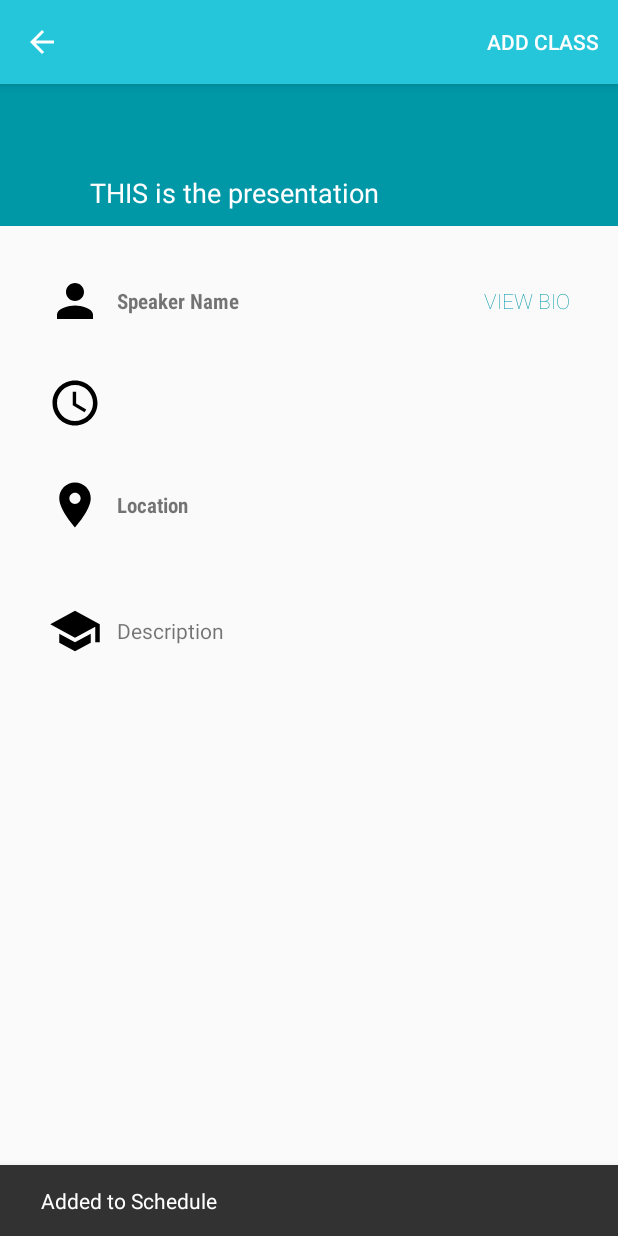
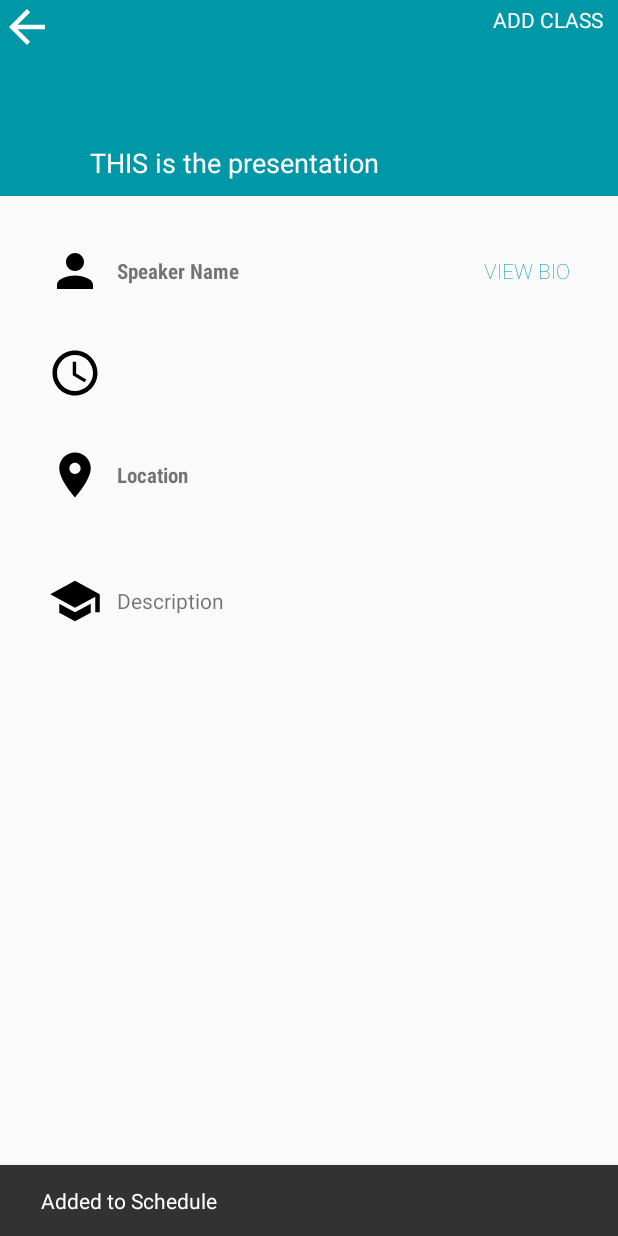
Before and after one commit to rphovley/storymakerevents, an Android app: the PresentationActivity screen opened directly, with no data from a screen before it, after a tap on "ADD CLASS", on a phone screen of 412 x 824 dp. Run offline under Robolectric (Android 15) with nearby library versions, the phone set to English and light mode, and no system bars; network calls fail; 17 statements that could not run were skipped.

Commit message:
Changed ActionBar in PresentationActivity to be removed and insert psuedo items in place

```diff
--- a/app/src/main/java/innatemobile/storymakerevents/Activities/PresentationActivity.java
+++ b/app/src/main/java/innatemobile/storymakerevents/Activities/PresentationActivity.java
@@ -9,6 +9,7 @@ import android.support.v7.widget.Toolbar;
 import android.view.Menu;
 import android.view.MenuItem;
 import android.view.View;
+import android.widget.ImageView;
 import android.widget.TextView;
 
 import java.util.List;
@@ -23,26 +24,26 @@ import innatemobile.storymakerevents.R;
 import innatemobile.storymakerevents.Utils.DatabaseHandler;
 
 public class PresentationActivity extends AppCompatActivity {
-    String start;
-    String end;
-    String day;
+    String sStart;
+    String sEnd;
+    String sDay;
     int breakoutID;
     Presentations pres;
     List<Schedules> sched;
-
-    TextView txtPresentationName, txtPresentationDescription, txtLocation, txtTime, txtSpeaker;
+    ImageView imgUpNav;
+    TextView txtPresentationName, txtPresentationDescription, txtLocation, txtTime, txtSpeaker, txtAddClass;
     @Override
     protected void onCreate(Bundle savedInstanceState) {
         super.onCreate(savedInstanceState);
         setContentView(R.layout.activity_presentation);
-        Toolbar toolbar = (Toolbar) findViewById(R.id.toolbar);
+        /*Toolbar toolbar = (Toolbar) findViewById(R.id.toolbar);
         setSupportActionBar(toolbar);
         getSupportActionBar().setDisplayHomeAsUpEnabled(true);
-        getSupportActionBar().setTitle("");
+        getSupportActionBar().setTitle("");*/
         breakoutID = getIntent().getExtras().getInt(BreakoutAdapter.BREAKOUT_ID_TAG);
-        start = getIntent().getExtras().getString(BreakoutAdapter.BREAKOUT_START_TAG);
-        end = getIntent().getExtras().getString(BreakoutAdapter.BREAKOUT_END_TAG);
-        day = getIntent().getExtras().getString(BreakoutAdapter.BREAKOUT_DAY_TAG);
+        sStart = getIntent().getExtras().getString(BreakoutAdapter.BREAKOUT_START_TAG);
+        sEnd = getIntent().getExtras().getString(BreakoutAdapter.BREAKOUT_END_TAG);
+        sDay = getIntent().getExtras().getString(BreakoutAdapter.BREAKOUT_DAY_TAG);
         int pres_id = getIntent().getExtras().getInt(AddScheduleAdapter.PRESENTATION_ID);
         DatabaseHandler dh = new DatabaseHandler(getApplicationContext());
         pres = dh.getPresentation(pres_id);
@@ -60,7 +61,44 @@ public class PresentationActivity extends AppCompatActivity {
         txtLocation                = (TextView) findViewById(R.id.txtLocation);
         txtTime                    = (TextView) findViewById(R.id.txtTime);
         txtSpeaker                 = (TextView) findViewById(R.id.txtSpeakerName);
+        txtAddClass                = (TextView) findViewById(R.id.txtAddClass);
+        imgUpNav                   = (ImageView) findViewById(R.id.imgUpNav);
 
+        txtAddClass.setOnClickListener(new View.OnClickListener() {
+            @Override
+            public void onClick(View v) {
+                DatabaseHandler dh = new DatabaseHandler(getApplicationContext());
+                if(pres.isIntensive()==1) {
+                    List<Schedules> intensive = dh.getScheduleIntByPresentation(pres.getId(), sched.get(0).getSection_id());
+                    for(int j = 0; j< intensive.size(); j++){
+                        dh.addMySchedule(intensive.get(j));
+                    }
+                }else{
+                    dh.addMySchedule(sched.get(0));
+                }
+                dh.close();
+                String presName = "";
+                if(pres.getTitle().length()>15){
+                    presName = pres.getTitle().substring(0,15) + "...";
+                }else{
+                    presName = pres.getTitle();
+                }
+                dh.close();
+                Snackbar.make(txtPresentationName, presName + " Added to Schedule", Snackbar.LENGTH_LONG).show();
+            }
+        });
+        imgUpNav.setOnClickListener(new View.OnClickListener() {
+            @Override
+            public void onClick(View v) {
+                // do something useful
+                Intent i = new Intent(getApplication(), AddScheduleActivity.class);
+                i.putExtra(BreakoutAdapter.BREAKOUT_ID_TAG, breakoutID);
+                i.putExtra(BreakoutAdapter.BREAKOUT_START_TAG, sStart);
+                i.putExtra(BreakoutAdapter.BREAKOUT_END_TAG, sEnd);
+                i.putExtra(BreakoutAdapter.BREAKOUT_DAY_TAG, sDay);
+                startActivity(i);
+            }
+        });
         txtPresentationName.setText(pres.getTitle());
         txtPresentationDescription.setText(pres.getDescription());
         txtLocation.setText(sched.get(0).getLocation());
@@ -70,7 +108,7 @@ public class PresentationActivity extends AppCompatActivity {
         }
         dh.close();
     }
-    @Override
+    /*@Override
     public boolean onCreateOptionsMenu(Menu menu) {
         // Inflate the menu; this adds items to the action bar if it is present.
         getMenuInflater().inflate(R.menu.presentation_menu, menu);
@@ -110,6 +148,6 @@ public class PresentationActivity extends AppCompatActivity {
         }
 
         return(super.onOptionsItemSelected(item));
-    }
+    }*/
 
 }
--- /dev/null
+++ b/app/src/main/res/drawable/ic_arrow_back_24dp.xml
@@ -0,0 +1,9 @@
+<vector xmlns:android="http://schemas.android.com/apk/res/android"
+        android:width="36dp"
+        android:height="36dp"
+        android:viewportWidth="24.0"
+        android:viewportHeight="24.0">
+    <path
+        android:fillColor="#FFFFFFFF"
+        android:pathData="M20,11H7.83l5.59,-5.59L12,4l-8,8 8,8 1.41,-1.41L7.83,13H20v-2z"/>
+</vector>
--- a/app/src/main/res/layout/activity_presentation.xml
+++ b/app/src/main/res/layout/activity_presentation.xml
@@ -7,20 +7,6 @@
     android:fitsSystemWindows="true"
     tools:context="innatemobile.storymakerevents.Activities.PresentationActivity">
 
-    <android.support.design.widget.AppBarLayout
-        android:layout_width="match_parent"
-        android:layout_height="wrap_content"
-        android:theme="@style/AppTheme.AppBarOverlay">
-
-        <android.support.v7.widget.Toolbar
-            android:id="@+id/toolbar"
-            android:layout_width="match_parent"
-            android:layout_height="?attr/actionBarSize"
-            android:background="?attr/colorPrimary"
-            app:popupTheme="@style/AppTheme.PopupOverlay" />
-
-    </android.support.design.widget.AppBarLayout>
-
     <include layout="@layout/content_presentation" />
 
 </android.support.design.widget.CoordinatorLayout>
--- a/app/src/main/res/layout/content_presentation.xml
+++ b/app/src/main/res/layout/content_presentation.xml
@@ -1,5 +1,4 @@
 <?xml version="1.0" encoding="utf-8"?>
-
 <ScrollView xmlns:android="http://schemas.android.com/apk/res/android"
     xmlns:app="http://schemas.android.com/apk/res-auto"
     xmlns:tools="http://schemas.android.com/tools"
@@ -13,7 +12,36 @@
     <LinearLayout
         android:layout_width="match_parent"
         android:layout_height="match_parent"
+
         android:orientation="vertical">
+        <!--BACK BUTTON AND ADD PRESENTATION-->
+        <RelativeLayout
+            android:layout_width="match_parent"
+            android:layout_height="wrap_content"
+            android:background="@color/colorPrimaryDark"
+            android:clickable="true">
+            <ImageView
+                android:id="@+id/imgUpNav"
+                android:layout_width="wrap_content"
+                android:layout_height="match_parent"
+                android:src="@drawable/ic_arrow_back_24dp"
+                android:clickable="true"
+                android:background="@drawable/home_next_card_selector"/>
+            <innatemobile.storymakerevents.CustomViews.RobotoTextView
+                android:id="@+id/txtAddClass"
+                android:layout_width="wrap_content"
+                android:layout_height="match_parent"
+                android:layout_gravity="right"
+                android:gravity="center_vertical|right"
+                android:textAllCaps="true"
+                android:background="@drawable/home_next_card_selector"
+                style="@style/defaultText.light.clickable"
+                android:text="Add Class"
+                android:layout_centerVertical="true"
+                android:layout_alignParentRight="true"
+                android:layout_alignParentEnd="true" />
+        </RelativeLayout>
+        <!--BACK BUTTON AND ADD PRESENTATION-->
         <!--BANNER SECTION-->
         <innatemobile.storymakerevents.CustomViews.RobotoTextView
             android:layout_width="match_parent"
@@ -123,6 +151,7 @@
                 android:layout_gravity="left"/>
             <innatemobile.storymakerevents.CustomViews.RobotoTextView
                 style="@style/presentationText"
+                android:id="@+id/txtPresentationDescription"
                 android:lineSpacingExtra="@dimen/small_margin"
                 android:text="Description"/>
         </LinearLayout>
--- a/app/src/main/res/values/colors.xml
+++ b/app/src/main/res/values/colors.xml
@@ -12,7 +12,7 @@
     <drawable name="colorCardBackground">@color/white</drawable>
     <drawable name="colorCardBackgroundPressed">@color/grey_200</drawable>
     <drawable name="nextCardBackground">@color/colorPrimaryDark</drawable>
-    <drawable name="nextCardBackgroundPressed">#33000000</drawable>
+    <drawable name="nextCardBackgroundPressed">#22000000</drawable>
     <!--DRAWABLES FOR ON CLICK CARDS-->
     <!--GO TO https://design.google.com/icons/ FOR ICON LINKS-->
     <!-- Material Design - Color Palette -->
```
